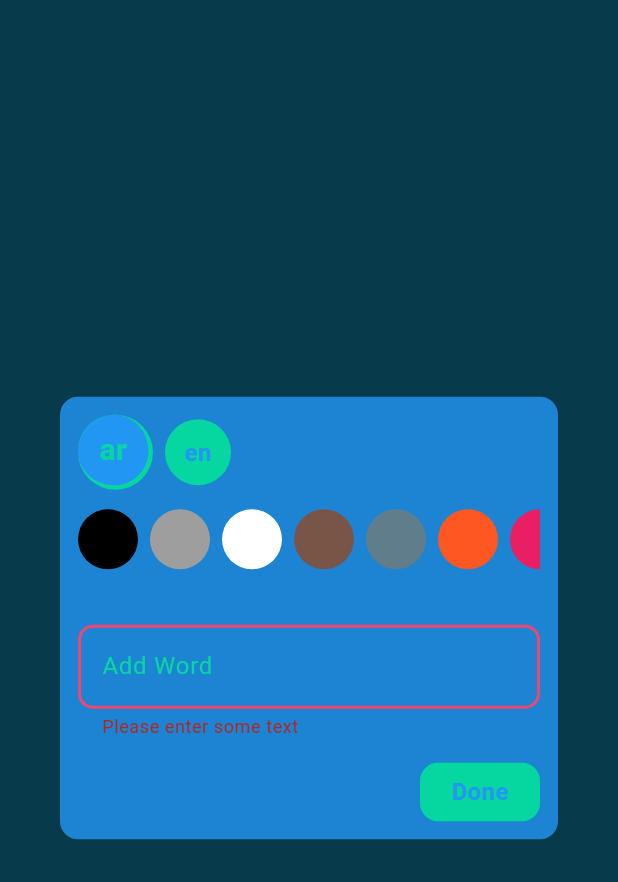
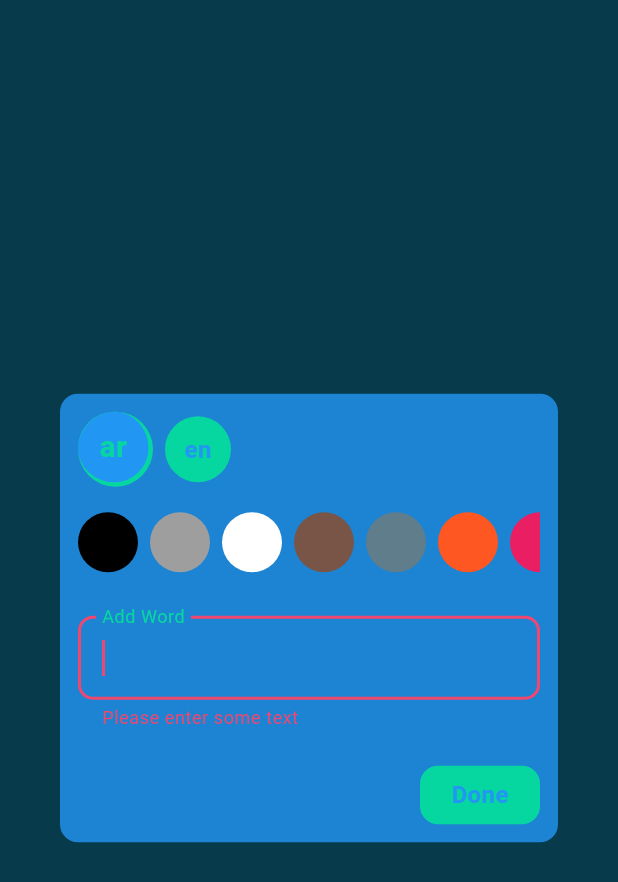
Before and after one commit to wael-saif23/words-note, a Flutter app: the AddWordDialog widget shown alone on an empty page, opened directly, after a tap on "Done", on a phone screen of 412 x 824 dp. Shown: the top 882 px of the screen. Run offline on Flutter 3.47's test engine with Material 3 defaults, Android fonts, the phone set to English and light mode, and no system bars; our stand-ins replace bloc, flutter_bloc, hive_flutter; accounts and stored records are empty.

Commit message:
Fix: Enhance Input Validation and Data Persistence
Improved input validation in the word addition dialog to ensure only valid Arabic or English words are accepted. This prevents the entry of nonsensical or mixed-language words, enhancing data quality. Additionally, corrected the Hive box key used for storing and retrieving word lists, ensuring data consistency and preventing potential loss of user-entered words.

```diff
--- a/lib/controller/read_words_cubit/read_words_cubit.dart
+++ b/lib/controller/read_words_cubit/read_words_cubit.dart
@@ -9,7 +9,8 @@ part 'read_words_state.dart';
 
 class ReadWordsCubit extends Cubit<ReadWordsState> {
   ReadWordsCubit() : super(ReadWordsInitial());
-  static get(context) => BlocProvider.of<ReadWordsCubit>(context);
+  static ReadWordsCubit get(context) =>
+      BlocProvider.of<ReadWordsCubit>(context);
 
   final Box _wordsBox = Hive.box(HiveConstants.wordsBox);
   LanguageFilter languageFilter = LanguageFilter.both;
@@ -36,6 +37,13 @@ class ReadWordsCubit extends Cubit<ReadWordsState> {
               .cast<WordModel>();
       _removeUnknownWords(wordsToReturn);
       _applySorting(wordsToReturn);
+      for (var i = 0; i < wordsToReturn.length; i++) {
+        print('\\\\\\\\\\\\\\\\\\\\\\\\\\\\\\\\\\\\\\\\\\\\\\\\');
+        print(wordsToReturn[i].idAtDataBase);
+        print(wordsToReturn[i].text);
+        print(wordsToReturn[i].isArabic);
+        print(wordsToReturn[i].colorCode);
+      }
       emit(ReadWordsSuccess(words: wordsToReturn));
     } catch (e) {
       emit(ReadWordsFailure(
@@ -47,8 +55,8 @@ class ReadWordsCubit extends Cubit<ReadWordsState> {
     if (languageFilter == LanguageFilter.both) {
       return;
     }
-    for (var i = 0; i < wordsToReturn.length; i++) {
-      if (languageFilter == LanguageFilter.arabic &&
+    for (var i = 0; i < wordsToReturn.length; i++){
+           if (languageFilter == LanguageFilter.arabic &&
               wordsToReturn[i].isArabic == false ||
           languageFilter == LanguageFilter.english &&
               wordsToReturn[i].isArabic == true) {
@@ -75,7 +83,7 @@ class ReadWordsCubit extends Cubit<ReadWordsState> {
   }
 
   _reverseList(List<WordModel> wordsToReturn) {
-    for (var i = 0; i < wordsToReturn.length/2; i++) {
+    for (var i = 0; i < wordsToReturn.length / 2; i++) {
       WordModel temp = wordsToReturn[i];
       wordsToReturn[i] = wordsToReturn[wordsToReturn.length - 1 - i];
       wordsToReturn[wordsToReturn.length - 1 - i] = temp;
--- a/lib/views/screens/home_view.dart
+++ b/lib/views/screens/home_view.dart
@@ -1,7 +1,7 @@
 import 'package:flutter/material.dart';
 import 'package:words_note/views/styles/color_manager.dart';
 import 'package:words_note/views/widgets/add_word_dialog.dart';
-import 'package:words_note/views/widgets/colors_wedget.dart';
+
 
 class HomeView extends StatelessWidget {
   const HomeView({super.key});
--- a/lib/views/widgets/add_word_dialog.dart
+++ b/lib/views/widgets/add_word_dialog.dart
@@ -1,5 +1,6 @@
 import 'package:flutter/material.dart';
 import 'package:flutter_bloc/flutter_bloc.dart';
+import 'package:words_note/controller/read_words_cubit/read_words_cubit.dart';
 import 'package:words_note/controller/write_words_cubit/write_words_cubit.dart';
 import 'package:words_note/views/styles/color_manager.dart';
 import 'package:words_note/views/widgets/ar_or_en_widget.dart';
@@ -21,15 +22,30 @@ class _AddWordDialogState extends State<AddWordDialog> {
   Widget build(BuildContext context) {
     return Dialog(
         backgroundColor: ColorManager.transparent,
-      child: BlocBuilder<WriteWordsCubit, WriteWordsState>(
+        child: BlocConsumer<WriteWordsCubit, WriteWordsState>(
+          listener: (context, state) {
+            if (state is WriteWordsSuccess) {
+              Navigator.pop(context);
+            } else if (state is WriteWordsFailure) {
+              ScaffoldMessenger.of(context).showSnackBar(
+                SnackBar(
+                    backgroundColor: ColorManager.sunglow,
+                    content: Text(
+                  state.message,
+                  style: const TextStyle(color: ColorManager.brightPink),
+                )),
+              );
+            }
+          },
           builder: (context, state) {
             return AnimatedContainer(
               decoration: BoxDecoration(
-              color:
-                  Color(WriteWordsCubit.get(context).colorCode).withOpacity(.8),
+                  color: Color(WriteWordsCubit.get(context).colorCode)
+                      .withOpacity(.8),
                   borderRadius: const BorderRadius.all(Radius.circular(12))),
               duration: const Duration(milliseconds: 500),
               padding: const EdgeInsets.all(12),
+              child: SingleChildScrollView(
                 child: Column(
                   mainAxisAlignment: MainAxisAlignment.center,
                   mainAxisSize: MainAxisSize.min,
@@ -38,24 +54,28 @@ class _AddWordDialogState extends State<AddWordDialog> {
                       isSelected: WriteWordsCubit.get(context).isArabic,
                       colorCode: WriteWordsCubit.get(context).colorCode,
                     ),
-              const SizedBox(height: 8),
+                    const SizedBox(height: 12),
                     ColorsWedget(
-                  colorActiveIndex: WriteWordsCubit.get(context).colorCode),
-              const SizedBox(height: 32),
+                        colorActiveIndex:
+                            WriteWordsCubit.get(context).colorCode),
+                    const SizedBox(height: 24),
                     CustomForm(lable: 'Add Word', formKey: formKey),
-              const SizedBox(height: 16),
-              DoneButton(colorCode: WriteWordsCubit.get(context).colorCode,
-              onTap: (){
-                if(formKey.currentState!.validate()){
-
-
+                    const SizedBox(height: 24),
+                    DoneButton(
+                      colorCode: WriteWordsCubit.get(context).colorCode,
+                      onTap: () {
+                        if (formKey.currentState!.validate()) {
+                          WriteWordsCubit.get(context).addWord();
+                          ReadWordsCubit.get(context).getWords();
                         }
+                        print('done button pressed');
                       },
                     )
                   ],
                 ),
+              ),
             );
-      }),
-    );
+          },
+        ));
   }
 }
--- a/lib/views/widgets/custom_form.dart
+++ b/lib/views/widgets/custom_form.dart
@@ -19,6 +19,7 @@ class _CustomFormState extends State<CustomForm> {
     return Form(
       key: widget.formKey,
       child: TextFormField(
+        autofocus: true,
         controller: textEditingcontroller,
         maxLines: 2,
         minLines: 1,
@@ -27,26 +28,46 @@ class _CustomFormState extends State<CustomForm> {
         decoration: _inputDecoration(),
         onChanged: (value) => WriteWordsCubit.get(context).updateText(value),
         validator: (value) {
-          if (value == null || value.isEmpty) {
-            return 'Please enter some text';
-          }
-
-          _validate(
+          return _validate(
               isArabic: WriteWordsCubit.get(context).isArabic, value: value);
-          return null;
         },
       ),
     );
   }
 
   String? _validate({required bool isArabic, String? value}) {
-
+    if (value == null || value.trim().isEmpty) {
+      return 'Please enter some text';
+    }
+    for (var i = 0; i < value.length; i++) {
+      CharType charType = _getCharType(value.codeUnitAt(i));
+      if (charType == CharType.notValid) {
+        return 'character nomber ${i + 1} is not valid';
+      } else if (charType == CharType.arabic && isArabic == false) {
+        return 'character nomber ${i + 1} is not english';
+      } else if (charType == CharType.english && isArabic == true) {
+        return 'character nomber ${i + 1} is not arabic';
+      }
+    }
     return null;
   }
+
+  _getCharType(int codeUnit) {
+    if (codeUnit >= 65 && codeUnit <= 90 || codeUnit >= 97 && codeUnit <= 122) {
+      return CharType.english;
+    } else if (codeUnit >= 1569 && codeUnit <= 1610) {
+      return CharType.arabic;
+    } else if (codeUnit == 32) {
+      return CharType.space;
+    }
+    return CharType.notValid;
+  }
+
   InputDecoration _inputDecoration() {
     return InputDecoration(
         labelStyle: const TextStyle(color: ColorManager.emerald),
         labelText: widget.lable,
+        errorStyle: const TextStyle(color: ColorManager.brightPink),
         enabledBorder: OutlineInputBorder(
           borderRadius: BorderRadius.circular(10),
           borderSide: const BorderSide(
@@ -77,3 +98,5 @@ class _CustomFormState extends State<CustomForm> {
         ));
   }
 }
+
+enum CharType { arabic, english, space, notValid }
```
Also changed, not shown: lib/controller/write_words_cubit/write_words_cubit.dart (+11 -9 lines). Lines whose indentation alone changed are shown as unchanged.
